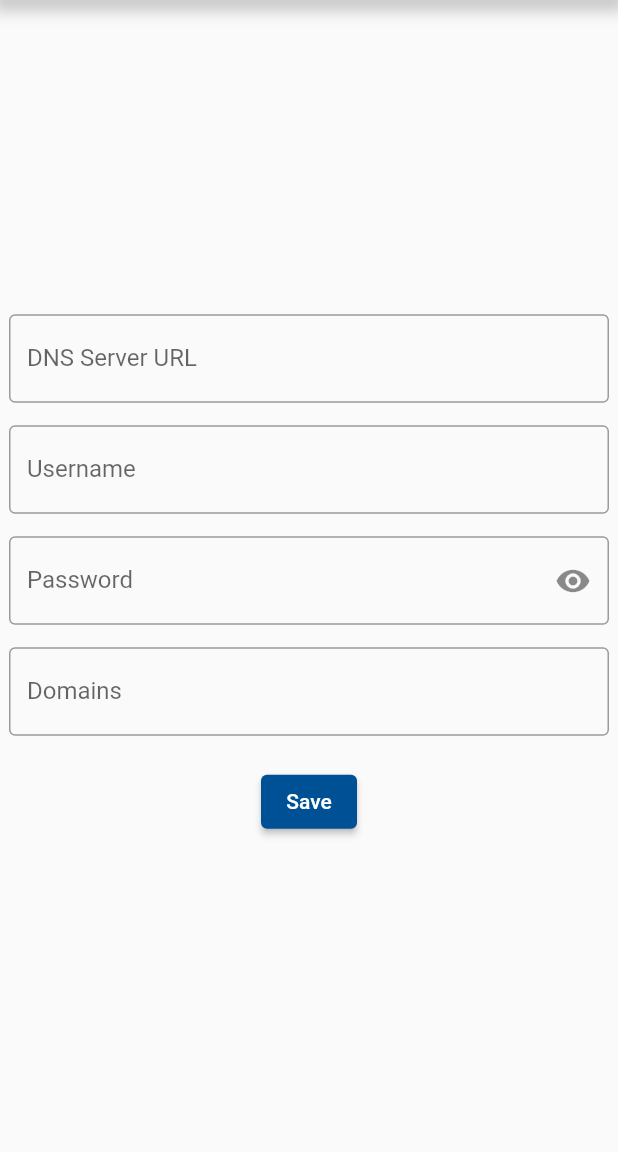
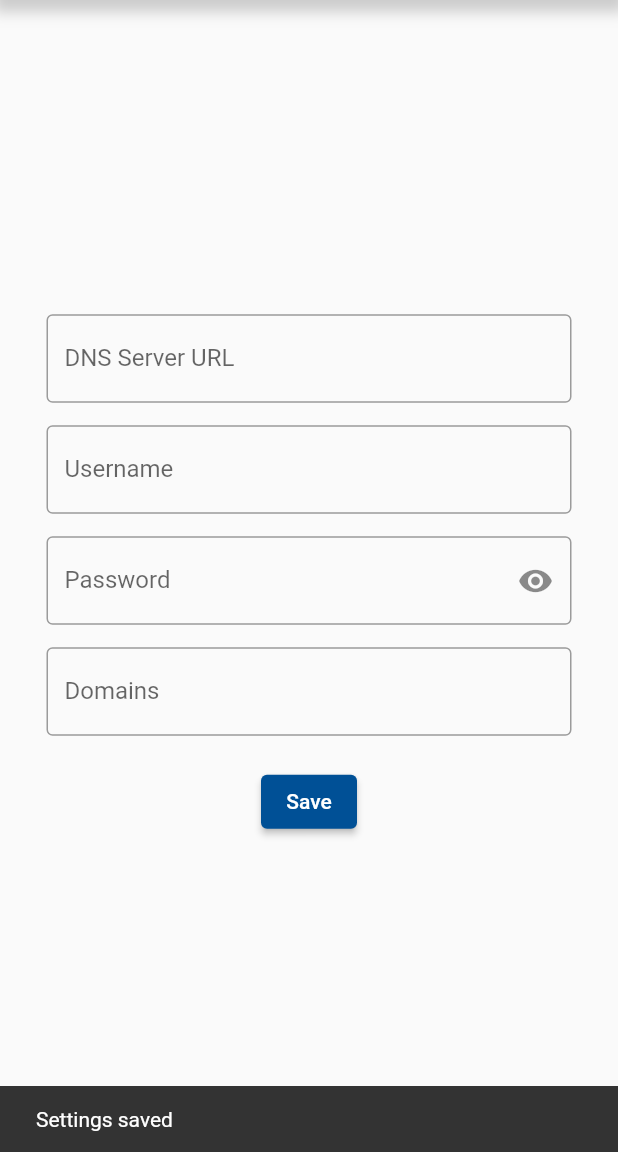
Before and after one commit to MarkusJx/dyndns_client, a Flutter app: the screen it shows after launch, tab 2 chosen, after a tap on "Save", on a phone screen of 412 x 824 dp, the part 84-1236 px from its top. Run offline on Flutter 3.47's test engine with Material 2 defaults, Android fonts, the phone set to English and light mode, and no system bars; our stand-ins replace flutter_secure_storage, logger, synchronized; missing offline and left inert: bitsdojo_window, ddns_client, system_tray.

Commit message:
Add info snackbars
Signed-off-by: Markus <28785953+MarkusJx@users.noreply.github.com>

```diff
--- a/lib/home.dart
+++ b/lib/home.dart
@@ -44,22 +44,8 @@ class Home extends StatelessWidget {
         ),
         body: TabBarView(
           children: <Widget>[
-            Center(
-              child: Container(
-                constraints: const BoxConstraints(
-                  maxWidth: 400
-                ),
-                child: Update(setLastUpdated: setLastUpdated)
-              ),
-            ),
-            Center(
-              child: Container(
-                constraints: const BoxConstraints(
-                  maxWidth: 400
-                ),
-                child: const Login(),
-              ),
-            )
+            Update(setLastUpdated: setLastUpdated),
+            const Login(),
           ],
         ),
       ),
--- a/lib/login.dart
+++ b/lib/login.dart
@@ -20,7 +20,11 @@ class _LoginState extends State<Login> {
   final _domainFieldController = TextEditingController();
 
   _LoginState() {
-    _loadData();
+    _loadData().catchError((e) {
+      logger.e("Could not load the settings", e);
+      ScaffoldMessenger.of(context).showSnackBar(
+          const SnackBar(content: Text("Could not load the settings")));
+    });
   }
 
   set _saving(bool v) {
@@ -61,7 +65,7 @@ class _LoginState extends State<Login> {
     }
   }
 
-  void _loadData() async {
+  Future<void> _loadData() async {
     logger.d("Loading credentials");
     _password = await _storage.read(key: "password");
     _username = await _storage.read(key: "username");
@@ -72,20 +76,37 @@ class _LoginState extends State<Login> {
   }
 
   void _saveData() async {
+    try {
       _saving = true;
       logger.d("Saving credentials");
-    await _storage.write(key: "username", value: _usernameFieldController.text);
-    await _storage.write(key: "password", value: _passwordFieldController.text);
+      await _storage.write(
+          key: "username", value: _usernameFieldController.text);
+      await _storage.write(
+          key: "password", value: _passwordFieldController.text);
       await _storage.write(key: "dnsHost", value: _dnsHostFieldController.text);
       await _storage.write(key: "domains", value: _domainFieldController.text);
       logger.d("Credentials saved successfully");
+      ScaffoldMessenger.of(context)
+          .showSnackBar(const SnackBar(content: Text("Settings saved")));
+    } catch (e) {
+      logger.e("Could not save the credentials", e);
+      ScaffoldMessenger.of(context).showSnackBar(
+          const SnackBar(content: Text("Could not save the settings")));
+    } finally {
       _saving = false;
+    }
   }
 
   @override
   Widget build(BuildContext context) {
-    return Scaffold(
-      body: Column(
+    return LayoutBuilder(
+      builder: (_, constraints) => SingleChildScrollView(
+        child: Center(
+          child: Container(
+            padding: const EdgeInsets.all(25.0),
+            constraints:
+                BoxConstraints(maxWidth: 400, minHeight: constraints.maxHeight),
+            child: Column(
               mainAxisAlignment: MainAxisAlignment.center,
               crossAxisAlignment: CrossAxisAlignment.center,
               children: <Widget>[
@@ -93,7 +114,8 @@ class _LoginState extends State<Login> {
                     readOnly: __saving,
                     controller: _dnsHostFieldController,
                     decoration: const InputDecoration(
-                  border: OutlineInputBorder(), labelText: "DNS Server URL")),
+                        border: OutlineInputBorder(),
+                        labelText: "DNS Server URL")),
                 const SizedBox(height: 15),
                 TextField(
                   readOnly: __saving,
@@ -114,8 +136,12 @@ class _LoginState extends State<Login> {
                 ),
                 const SizedBox(height: 20),
                 ElevatedButton(
-              onPressed: __saving ? null : _saveData, child: const Text("Save"))
+                    onPressed: __saving ? null : _saveData,
+                    child: const Text("Save"))
               ],
+            ),
+          ),
+        ),
       ),
     );
   }
--- a/lib/update.dart
+++ b/lib/update.dart
@@ -35,6 +35,9 @@ class _UpdateState extends State<Update> {
   final _lastUpdatedController = TextEditingController(text: "Never");
   final _updateIntervalController = TextEditingController(text: "3600");
 
+  final _settingsSavedSnackbar =
+      const SnackBar(content: Text("Settings saved"));
+
   DateFormat? _dateFormat;
   FocusNode? _updateIntervalFocusNode;
 
@@ -51,8 +54,11 @@ class _UpdateState extends State<Update> {
           _storage.write(
               key: 'updateInterval', value: _updateIntervalController.text);
           logger.d("Update interval saved");
+          ScaffoldMessenger.of(context).showSnackBar(_settingsSavedSnackbar);
         } catch (e) {
           logger.e("Could not save the update interval", e);
+          ScaffoldMessenger.of(context).showSnackBar(const SnackBar(
+              content: Text("Could not save the update interval")));
         }
       }
     });
@@ -66,6 +72,8 @@ class _UpdateState extends State<Update> {
       }
     }, onError: (e) {
       logger.e("Could not read the update interval", e);
+      ScaffoldMessenger.of(context).showSnackBar(
+          const SnackBar(content: Text("Could not read the update interval")));
     });
 
     _storage.read(key: 'addressWebsite').then((value) {
@@ -75,6 +83,8 @@ class _UpdateState extends State<Update> {
       }
     }, onError: (e) {
       logger.e("Could not read the address website", e);
+      ScaffoldMessenger.of(context).showSnackBar(
+          const SnackBar(content: Text("Could not read the address website")));
     });
   }
 
@@ -198,11 +208,16 @@ class _UpdateState extends State<Update> {
           } catch (e) {
             logger.e("Could not update the ip", e);
             _lastResult = "Error";
+            ScaffoldMessenger.of(context).showSnackBar(
+                const SnackBar(content: Text("Could not update the ip")));
           }
         } else {
           logger.w("Unable to obtain IP Address: The address was null");
           _lastResult = "Error";
           _ip = "Unable to obtain IP Address";
+          ScaffoldMessenger.of(context).showSnackBar(const SnackBar(
+              content:
+                  Text("Unable to obtain IP Address: The address was null")));
         }
       } else {
         logger.d("The address is already up-to-date");
@@ -213,6 +228,8 @@ class _UpdateState extends State<Update> {
       logger.e("Could not check the address", e);
       _ip = "Error";
       _lastResult = "Error";
+      ScaffoldMessenger.of(context).showSnackBar(
+          const SnackBar(content: Text("Could not check the IP address")));
     }
     buttonsDisabled = false;
   }
@@ -251,11 +268,15 @@ class _UpdateState extends State<Update> {
         logger.e("The address event stream was null");
         buttonsDisabled = false;
         _setRunning(false);
+        ScaffoldMessenger.of(context).showSnackBar(
+            const SnackBar(content: Text("Could not start watching")));
       }
     } catch (e) {
       logger.e("Could not start watching", e);
       buttonsDisabled = false;
       _setRunning(false);
+      ScaffoldMessenger.of(context).showSnackBar(
+          const SnackBar(content: Text("Could not start watching")));
     }
   }
 
@@ -269,6 +290,8 @@ class _UpdateState extends State<Update> {
     } catch (e) {
       logger.e("Could not stop watching", e);
       buttonsDisabled = false;
+      ScaffoldMessenger.of(context).showSnackBar(
+          const SnackBar(content: Text("Could not stop watching")));
     }
   }
 
@@ -303,17 +326,26 @@ class _UpdateState extends State<Update> {
 
       _storage.write(key: 'addressWebsite', value: value);
       logger.d("Saved the address website");
+      ScaffoldMessenger.of(context).showSnackBar(_settingsSavedSnackbar);
     } catch (e) {
       logger.e("Could not set the address website", e);
       AddressMonitor.setAddress(null).catchError((_) => null);
       setState(() => _selectedAddressWebsite = "Random");
+      ScaffoldMessenger.of(context).showSnackBar(
+          const SnackBar(content: Text("Could not set the address website")));
     }
   }
 
   @override
   Widget build(BuildContext context) {
-    return Scaffold(
-      body: Column(
+    return LayoutBuilder(
+      builder: (_, constraints) => SingleChildScrollView(
+        child: Center(
+          child: Container(
+            padding: const EdgeInsets.all(25.0),
+            constraints:
+                BoxConstraints(maxWidth: 400, minHeight: constraints.maxHeight),
+            child: Column(
               mainAxisAlignment: MainAxisAlignment.center,
               crossAxisAlignment: CrossAxisAlignment.center,
               children: <Widget>[
@@ -328,7 +360,8 @@ class _UpdateState extends State<Update> {
                   controller: _lastResultController,
                   maxLines: null,
                   decoration: const InputDecoration(
-                border: OutlineInputBorder(), labelText: "Last Result(s)"),
+                      border: OutlineInputBorder(),
+                      labelText: "Last Result(s)"),
                 ),
                 const SizedBox(height: 10),
                 TextField(
@@ -386,9 +419,11 @@ class _UpdateState extends State<Update> {
                       onPressed: _buttonsDisabled
                           ? null
                           : () async {
-                        setState(() => _updateIntervalFieldReadOnly = true);
+                              setState(
+                                  () => _updateIntervalFieldReadOnly = true);
                               await _fetchAndUpdateIp(force: true);
-                        setState(() => _updateIntervalFieldReadOnly = false);
+                              setState(
+                                  () => _updateIntervalFieldReadOnly = false);
                             },
                       child: const Text("Update now"),
                     ),
@@ -409,6 +444,9 @@ class _UpdateState extends State<Update> {
                 ),
               ],
             ),
+          ),
+        ),
+      ),
     );
   }
 }
```
Also changed, not shown: 1 other file. Lines whose indentation alone changed are shown as unchanged.
